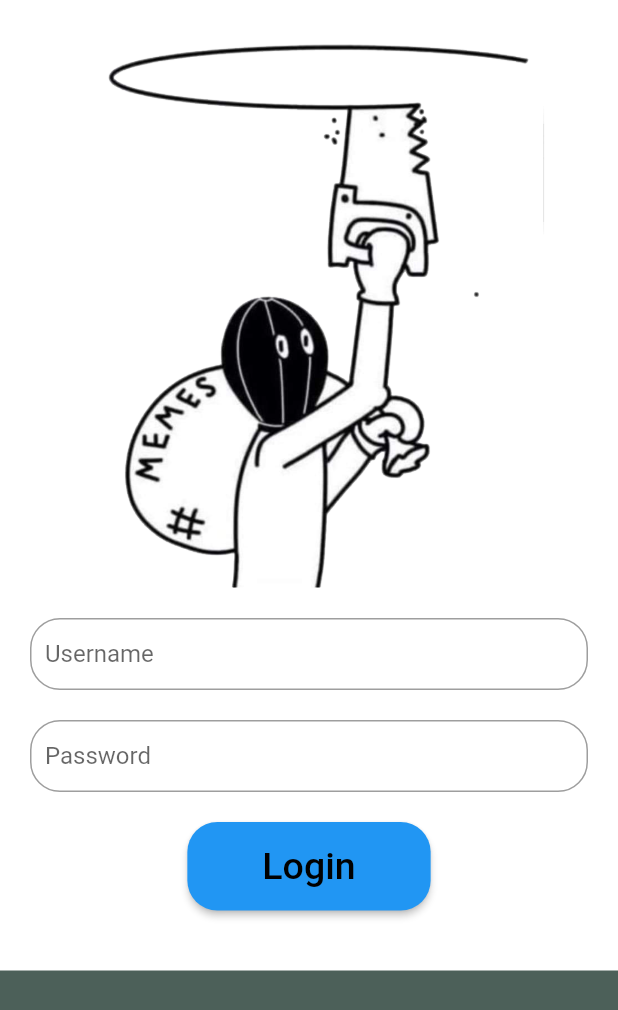
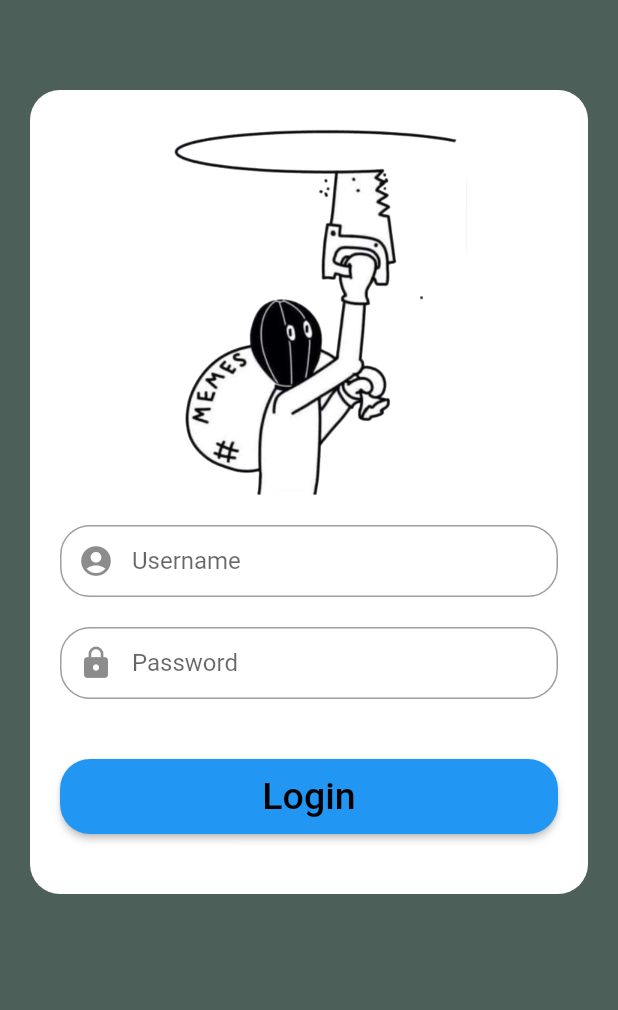
Before and after one commit to EDR3X/myApp, a Flutter app: the screen it shows after launch, on a phone screen of 412 x 824 dp. Shown: the top 1010 px of the screen. Run offline on Flutter 3.47's test engine with Material 2 defaults, Android fonts, the phone set to English and light mode, and no system bars.

Commit message:
added style to login screen

```diff
--- a/lib/login.dart
+++ b/lib/login.dart
@@ -1,5 +1,6 @@
+// ignore_for_file: camel_case_types, prefer_typing_uninitialized_variables
+
 import 'package:flutter/material.dart';
-import 'package:flutter/rendering.dart';
 import 'package:myapp/home.dart';
 
 class login extends StatefulWidget {
@@ -20,6 +21,7 @@ class _loginState extends State<login> {
         username = value;
       }),
       decoration: InputDecoration(
+        prefixIcon: Icon(Icons.account_circle),
         contentPadding: EdgeInsets.all(10),
         hintText: "Username",
         border: OutlineInputBorder(
@@ -33,6 +35,7 @@ class _loginState extends State<login> {
       }),
       obscureText: true,
       decoration: InputDecoration(
+        prefixIcon: Icon(Icons.lock),
         contentPadding: EdgeInsets.all(10),
         hintText: "Password",
         border: OutlineInputBorder(borderRadius: BorderRadius.circular(20)),
@@ -41,7 +44,8 @@ class _loginState extends State<login> {
 
     final loginButton = ElevatedButton(
       style: ElevatedButton.styleFrom(
-        padding: const EdgeInsets.symmetric(horizontal: 50.0, vertical: 15.0),
+        fixedSize: Size(380, 50),
+        // padding: const EdgeInsets.symmetric(horizontal: 20, vertical: 20),
         shape: RoundedRectangleBorder(
           borderRadius: BorderRadius.circular(20),
         ),
@@ -74,7 +78,7 @@ class _loginState extends State<login> {
           );
         }
       },
-      child: Text(
+      child: const Text(
         "Login",
         style: TextStyle(color: Colors.black, fontSize: 25),
       ),
@@ -84,14 +88,22 @@ class _loginState extends State<login> {
       backgroundColor: Color.fromARGB(255, 76, 96, 89),
       body: ListView(
         children: [
+          const SizedBox(
+            height: 40,
+          ),
           Center(
+            child: Padding(
+              padding: const EdgeInsets.all(20.0),
               child: Container(
+                decoration: BoxDecoration(
+                  borderRadius: BorderRadius.circular(20),
                   color: Color.fromARGB(255, 255, 255, 255),
+                ),
                 child: Padding(
                   padding: const EdgeInsets.all(20),
                   child: Column(
                     children: [
-                    Image.asset("assets/icon.png"),
+                      Image.asset("assets/icon.png", height: 250),
                       SizedBox(
                         height: 20,
                       ),
@@ -101,7 +113,7 @@ class _loginState extends State<login> {
                       ),
                       passwordField,
                       SizedBox(
-                      height: 20,
+                        height: 40,
                       ),
                       loginButton,
                       SizedBox(
@@ -111,6 +123,7 @@ class _loginState extends State<login> {
                   ),
                 ),
               ),
+            ),
           )
         ],
       ),
```
Lines whose indentation alone changed are shown as unchanged.
